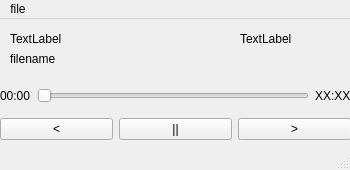
Before: the Qt Designer form PAW_GUI/main_paw_widget.ui in loh1naalt/PerfectAudioWorks, drawn with Qt 5.
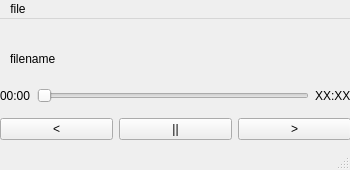
After: the same form once the commit is applied.

The edit to the form file:
```diff
--- a/PAW_GUI/main_paw_widget.ui
+++ b/PAW_GUI/main_paw_widget.ui
@@ -101,32 +101,6 @@
      <string>filename</string>
     </property>
    </widget>
-   <widget class="QLabel" name="Currentframe">
-    <property name="geometry">
-     <rect>
-      <x>10</x>
-      <y>10</y>
-      <width>141</width>
-      <height>19</height>
-     </rect>
-    </property>
-    <property name="text">
-     <string>TextLabel</string>
-    </property>
-   </widget>
-   <widget class="QLabel" name="Maxframe">
-    <property name="geometry">
-     <rect>
-      <x>240</x>
-      <y>10</y>
-      <width>70</width>
-      <height>19</height>
-     </rect>
-    </property>
-    <property name="text">
-     <string>TextLabel</string>
-    </property>
-   </widget>
   </widget>
   <widget class="QMenuBar" name="menubar">
    <property name="geometry">
```
